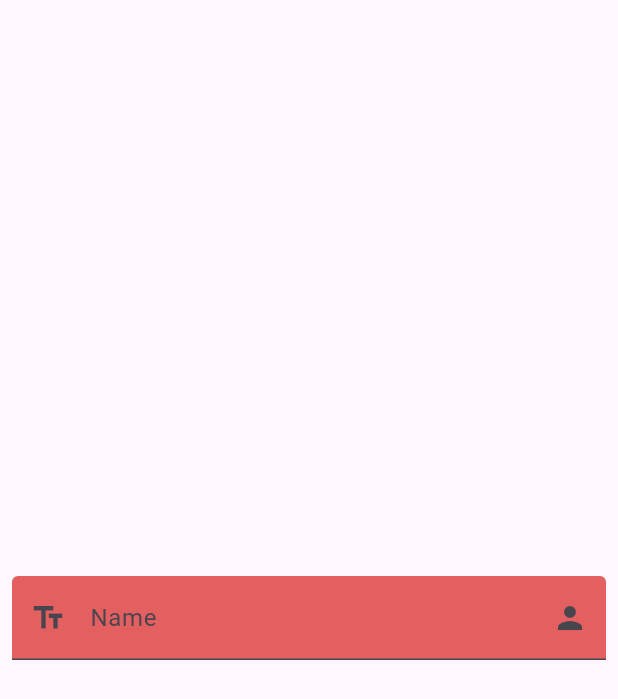
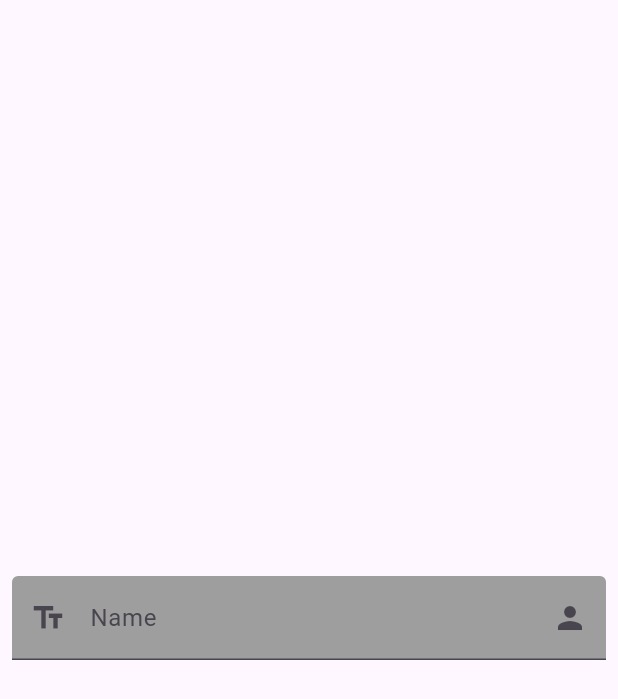
Before and after one commit to hamad-mf/input_field_sample_aug_21, a Flutter app: the screen it shows after launch, on a phone screen of 412 x 824 dp. Shown: the top 699 px of the screen. Run offline on Flutter 3.47's test engine with Material 3 defaults, Android fonts, the light colour scheme and no system bars.

Commit message:
color chanded to grey

```diff
--- a/lib/View/Home Screen/home_screen.dart
+++ b/lib/View/Home Screen/home_screen.dart
@@ -22,7 +22,7 @@ class _HomeScreenState extends State<HomeScreen> {
                     focusedBorder: OutlineInputBorder(),
                     label: Text("Name"),
                     hintText: 'Enter your name',
-                    fillColor: const Color.fromARGB(255, 228, 95, 95),
+                    fillColor: Colors.grey,
                     filled: true,
                     suffixIcon: Icon(Icons.person),
                     prefixIcon: Icon(Icons.text_fields_outlined)),
```
